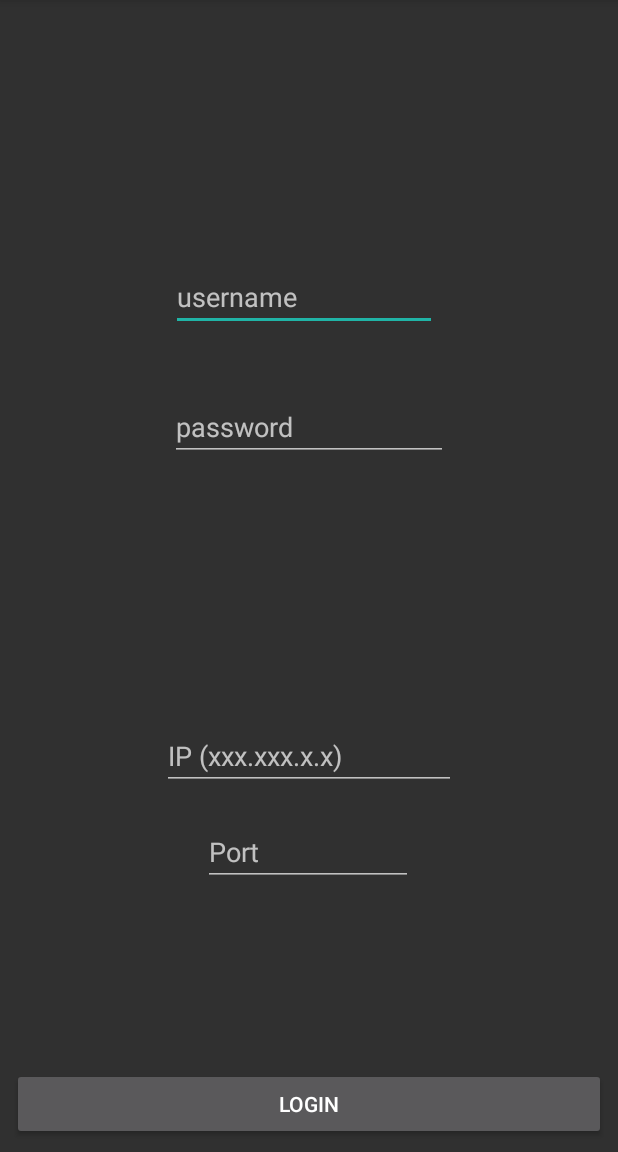
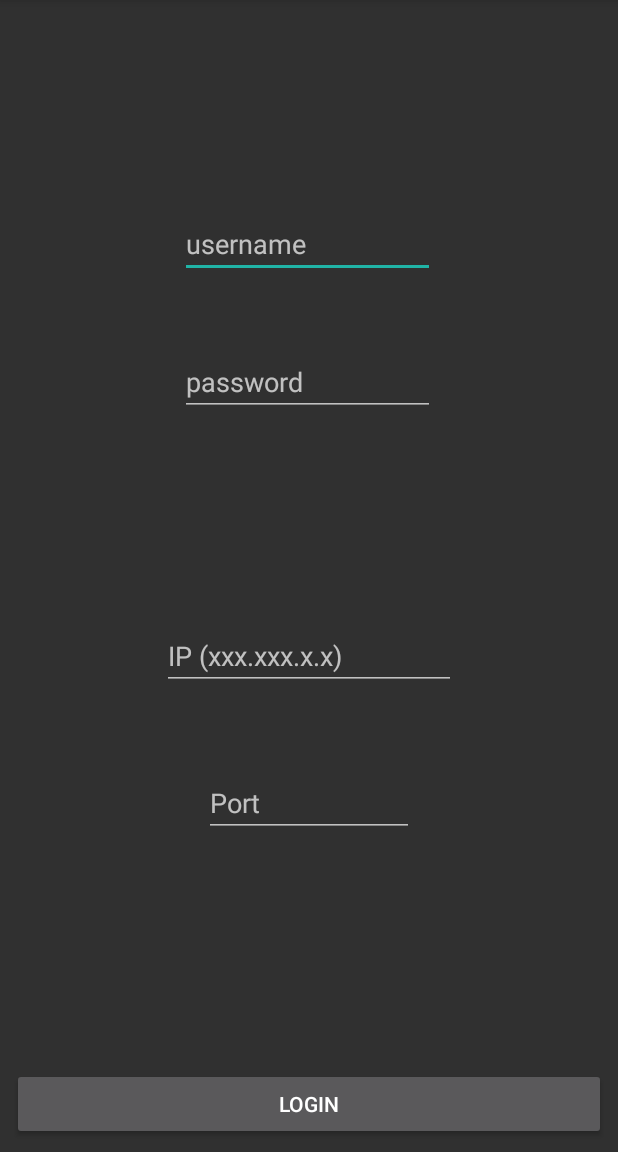
Before and after one commit to fabiuchiha13/SID2020, an Android app: the screen it shows after launch (LoginActivity), on a phone screen of 412 x 824 dp, the part 84-1236 px from its top. Run offline under Robolectric (Android 15) with nearby library versions, the phone set to English and light mode, and no system bars.

Commit message:
Finished fixing constraints

```diff
--- a/SID2020/app/src/main/res/layout/login_activity.xml
+++ b/SID2020/app/src/main/res/layout/login_activity.xml
@@ -6,12 +6,13 @@
     android:layout_height="match_parent"
     tools:context=".APP.LoginActivity">
 
+
     <EditText
         android:id="@+id/username"
-        android:layout_width="177dp"
+        android:layout_width="170dp"
         android:layout_height="wrap_content"
-        android:layout_marginStart="104dp"
-        android:layout_marginLeft="104dp"
+        android:layout_marginStart="8dp"
+        android:layout_marginLeft="8dp"
         android:layout_marginTop="4dp"
         android:layout_marginEnd="8dp"
         android:layout_marginRight="8dp"
@@ -19,15 +20,14 @@
         android:hint="username"
         app:layout_constraintBottom_toBottomOf="parent"
         app:layout_constraintEnd_toEndOf="parent"
-        app:layout_constraintHorizontal_bias="0.081"
+        app:layout_constraintHorizontal_bias="0.497"
         app:layout_constraintStart_toStartOf="parent"
         app:layout_constraintTop_toTopOf="parent"
-        app:layout_constraintVertical_bias="0.241" />
-
+        app:layout_constraintVertical_bias="0.191" />
 
     <EditText
         android:id="@+id/password"
-        android:layout_width="185dp"
+        android:layout_width="170dp"
         android:layout_height="wrap_content"
         android:layout_marginStart="8dp"
         android:layout_marginLeft="8dp"
@@ -38,28 +38,29 @@
         android:hint="password"
         app:layout_constraintBottom_toBottomOf="parent"
         app:layout_constraintEnd_toEndOf="parent"
+        app:layout_constraintHorizontal_bias="0.497"
         app:layout_constraintStart_toStartOf="parent"
         app:layout_constraintTop_toBottomOf="@+id/username"
-        app:layout_constraintVertical_bias="0.065" />
+        app:layout_constraintVertical_bias="0.071" />
+
 
     <EditText
         android:id="@+id/ip"
         android:layout_width="196dp"
         android:layout_height="43dp"
+        android:layout_marginStart="8dp"
+        android:layout_marginLeft="8dp"
+        android:layout_marginTop="8dp"
+        android:layout_marginEnd="8dp"
+        android:layout_marginRight="8dp"
         android:layout_marginBottom="8dp"
-        android:layout_marginEnd="8dp"
-        android:layout_marginLeft="8dp"
-        android:layout_marginRight="8dp"
-        android:layout_marginStart="8dp"
-        android:layout_marginTop="8dp"
         android:ems="10"
         android:hint="IP (xxx.xxx.x.x)"
         app:layout_constraintBottom_toBottomOf="parent"
         app:layout_constraintEnd_toEndOf="parent"
         app:layout_constraintStart_toStartOf="parent"
         app:layout_constraintTop_toBottomOf="@+id/password"
-        app:layout_constraintVertical_bias="0.419" />
-
+        app:layout_constraintVertical_bias="0.304" />
 
     <EditText
         android:id="@+id/port"
@@ -75,11 +76,9 @@
         android:hint="Port"
         app:layout_constraintBottom_toBottomOf="parent"
         app:layout_constraintEnd_toEndOf="parent"
-        app:layout_constraintHorizontal_bias="0.498"
         app:layout_constraintStart_toStartOf="parent"
         app:layout_constraintTop_toBottomOf="@+id/ip"
-        app:layout_constraintVertical_bias="0.06" />
-
+        app:layout_constraintVertical_bias="0.18" />
 
     <Button
         android:id="@+id/login"
```
Also changed, not shown: SID2020/app/src/main/res/layout/activity_alertas_globais.xml (+4 -4 lines), SID2020/app/src/main/res/layout/medicoes.xml (+7 -7 lines).
